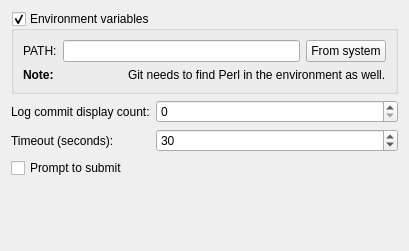
Above: src/plugins/git/settingspage.ui from qt-creator/qt-creator before the change. Below: the same form after it.
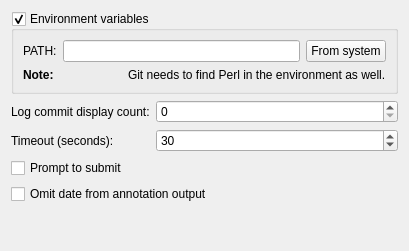
That is the form after the change.

Commit message: Optionally shorten git blame output by removing date+line number.

Diff of the .ui file:
```diff
--- a/src/plugins/git/settingspage.ui
+++ b/src/plugins/git/settingspage.ui
@@ -111,6 +111,13 @@
        </property>
       </widget>
      </item>
+     <item row="3" column="0" colspan="2">
+      <widget class="QCheckBox" name="omitAnnotationDataCheckBox">
+       <property name="text">
+        <string>Omit date from annotation output</string>
+       </property>
+      </widget>
+     </item>
     </layout>
    </item>
    <item>
```
The commit also changes 6 other files.
